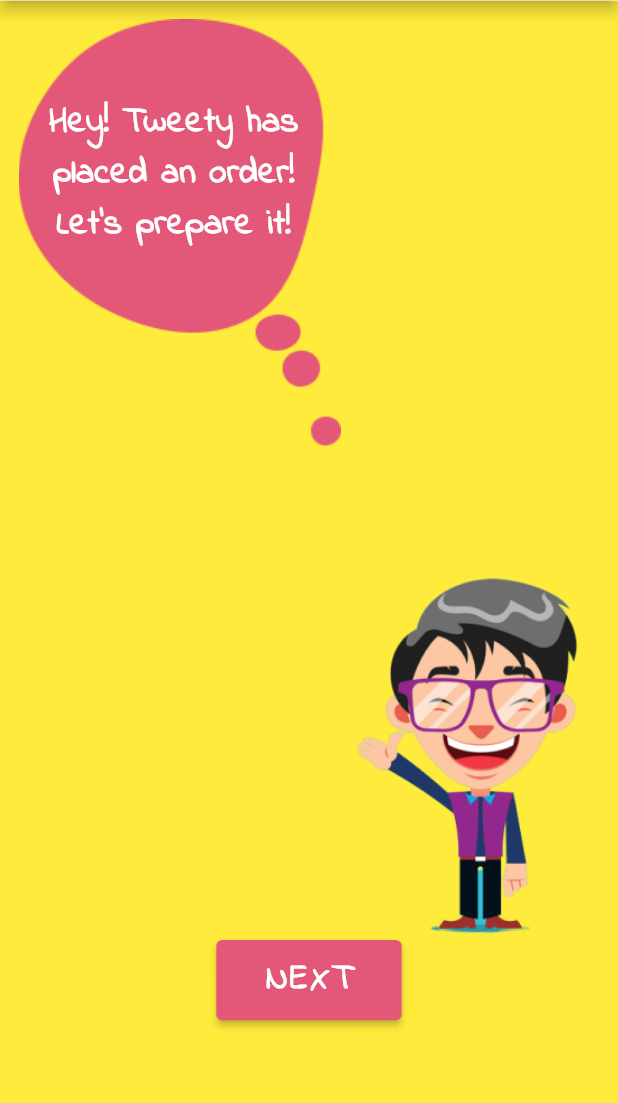
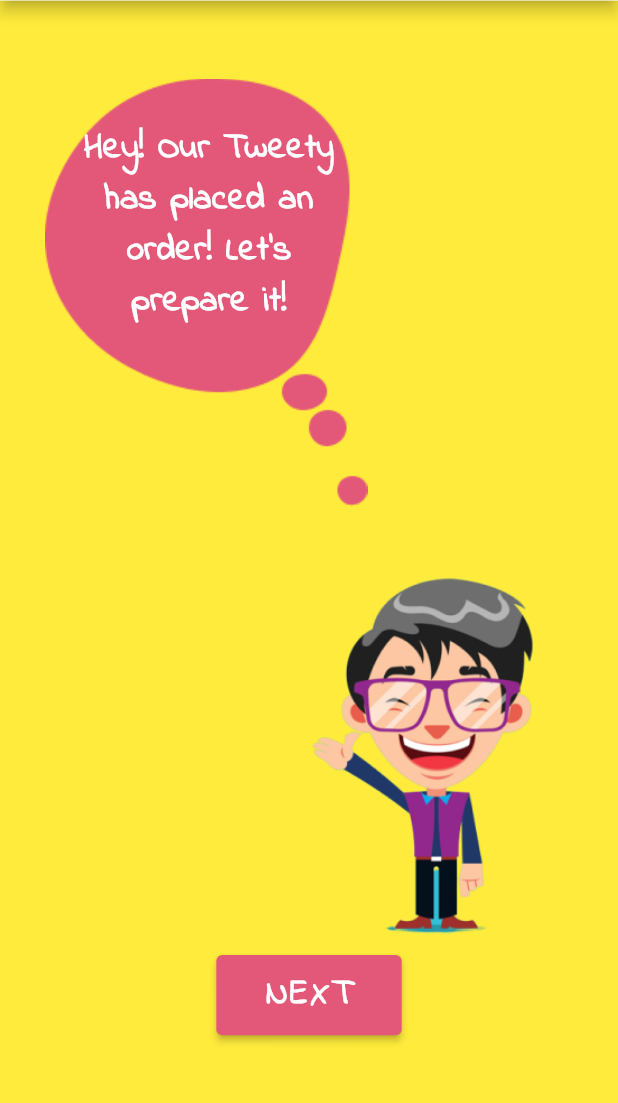
Before and after one commit to ananyayay/AR-Vegetables-Game, a Flutter app: the screen it shows after launch, after a tap on "Start Game", on a phone screen of 412 x 824 dp, the part 123-1226 px from its top. Run offline on Flutter 3.47's test engine with Material 2 defaults, Android fonts, the phone set to English and light mode, and no system bars; our stand-ins replace carousel_slider; missing offline and left inert: ar_flutter_plugin, arcore_flutter_plugin.

Commit message:
responsive

```diff
--- a/lib/order.dart
+++ b/lib/order.dart
@@ -20,7 +20,7 @@ class _MyAppState extends State<Order> {
     double heightScreen= MediaQuery.of(context).size.height;
     double widthScreen= MediaQuery.of(context).size.width;
 
-    var list = ["Spiderman", "The Mario", "ShinChan", "Mr Jumbo", "Tweety", "Doraemon", "Jerry", "Our Tom"]  ;
+    var list = ["Spiderman", "The Mario", " ShinChan", "Mr Jumbo", "Our Tweety", "Doraemon", "Jerry", "Our Tom"]  ;
     var random = Random().nextInt(8);
 
     var person = list[random];
@@ -68,7 +68,7 @@ class _MyAppState extends State<Order> {
 
                   children: <Widget>[
                     Padding(
-                      padding:  EdgeInsets.all(0.03*widthScreen),
+                      padding:  EdgeInsets.fromLTRB(30, 52, 0,20),
                       child: Image(
 
                         image: AssetImage("assets/images/dialogue.png"),
@@ -79,7 +79,7 @@ class _MyAppState extends State<Order> {
 
 
                     Padding(
-                      padding: const EdgeInsets.fromLTRB(20, 65, 200,20),
+                      padding: const EdgeInsets.fromLTRB(47, 82, 180,20),
 
                       // padding: const EdgeInsets.all(0.0),
 
@@ -107,13 +107,16 @@ class _MyAppState extends State<Order> {
 
               ),
 
-              Image(
+              Padding(
+                padding: const EdgeInsets.fromLTRB(0, 0, 50, 10),
+                child: Image(
 
-                image: AssetImage("assets/images/guy.png"),
-                width: 0.45*heightScreen,
-                height: 0.3*heightScreen,
-                // alignment: Alignment(2, ),
-                alignment: Alignment.bottomRight,
+                  image: AssetImage("assets/images/guy.png"),
+                  width: 0.45*heightScreen,
+                  height: 0.3*heightScreen,
+                  // alignment: Alignment(2, ),
+                  alignment: Alignment.bottomRight,
+                ),
               ),
 
               ElevatedButton(
```
Also changed, not shown: lib/dish.dart (+6 -8 lines).
